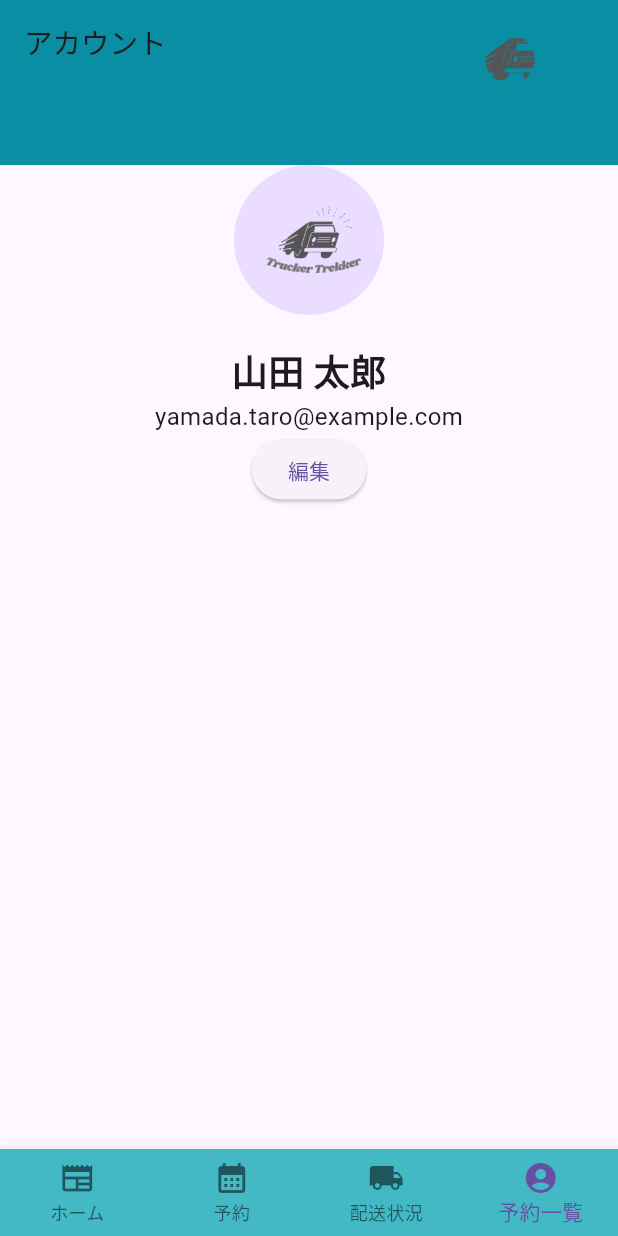
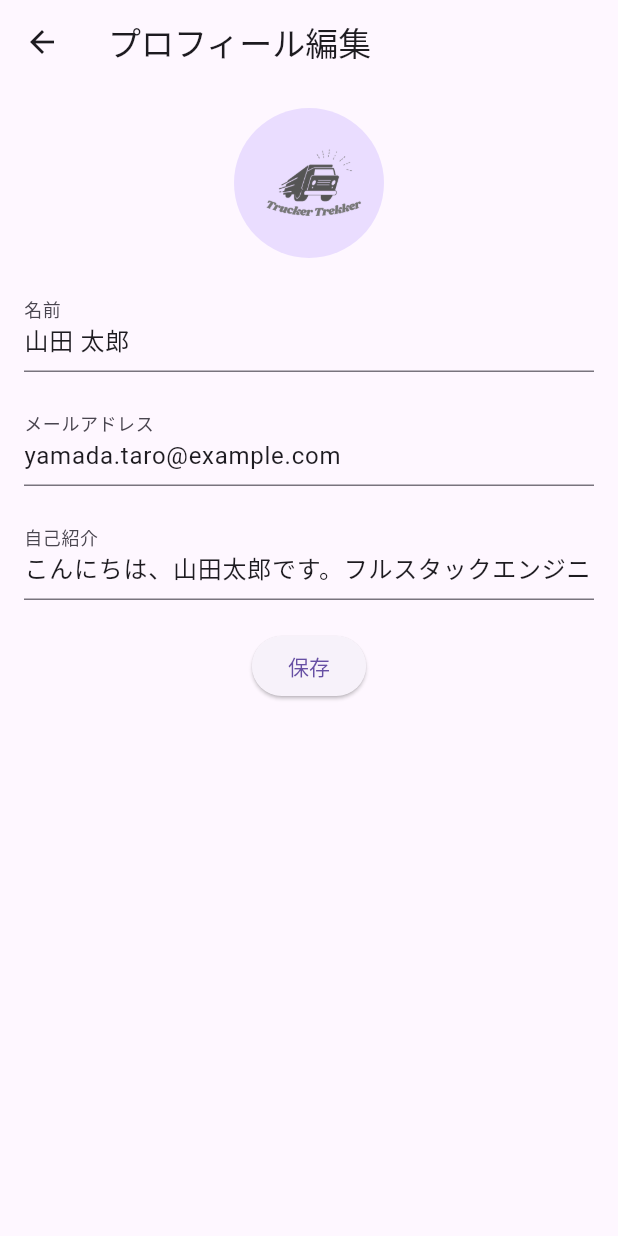
Before and after one commit to IH41jp-ac-hal/TTT, a Flutter app: the screen it shows after launch, item 4 of the bottom bar chosen, after a tap on "編集", on a phone screen of 412 x 824 dp. Run offline on Flutter 3.47's test engine with Material 3 defaults, Android fonts, the phone set to English and light mode, and no system bars; our stand-ins replace image_picker.

Commit message:
アカウント画面の作成と編集画面の作成

```diff
--- /dev/null
+++ b/lib/screens/EditAccount.dart
@@ -0,0 +1,109 @@
+import 'package:flutter/material.dart';
+import 'package:image_picker/image_picker.dart';
+import 'dart:io';
+
+import 'package:trukkertrakker/screens/account.dart';
+
+class EditAccountScreen extends StatefulWidget {
+  final AccountInfo accountInfo;
+
+  EditAccountScreen({required this.accountInfo});
+
+  @override
+  _EditAccountScreenState createState() => _EditAccountScreenState();
+}
+
+class _EditAccountScreenState extends State<EditAccountScreen> {
+  late TextEditingController _nameController;
+  late TextEditingController _emailController;
+  late TextEditingController _bioController;
+  late String _profileImageUrl;
+  final ImagePicker _picker = ImagePicker();
+  File? _imageFile;
+
+  @override
+  void initState() {
+    super.initState();
+    _nameController = TextEditingController(text: widget.accountInfo.name);
+    _emailController = TextEditingController(text: widget.accountInfo.email);
+    _bioController = TextEditingController(text: widget.accountInfo.bio);
+    _profileImageUrl = widget.accountInfo.profileImageUrl;
+  }
+
+  Future<void> _pickImage() async {
+    final pickedFile = await _picker.pickImage(source: ImageSource.gallery);
+    if (pickedFile != null) {
+      setState(() {
+        _imageFile = File(pickedFile.path);
+      });
+    }
+  }
+
+  @override
+  Widget build(BuildContext context) {
+    return Scaffold(
+      appBar: AppBar(
+        title: Text('プロフィール編集'),
+      ),
+      body: Padding(
+        padding: const EdgeInsets.all(16.0),
+        child: Column(
+          children: <Widget>[
+            GestureDetector(
+              onTap: _pickImage,
+              child: CircleAvatar(
+                radius: 50.0,
+                backgroundImage: _imageFile != null
+                    ? FileImage(_imageFile!)
+                    : AssetImage(_profileImageUrl) as ImageProvider,
+              ),
+            ),
+            SizedBox(height: 20.0),
+
+            // 名前入力フィールド
+            TextField(
+              controller: _nameController,
+              decoration: InputDecoration(
+                labelText: '名前',
+              ),
+            ),
+            SizedBox(height: 20.0),
+
+            // メールアドレス入力フィールド
+            TextField(
+              controller: _emailController,
+              decoration: InputDecoration(
+                labelText: 'メールアドレス',
+              ),
+            ),
+            SizedBox(height: 20.0),
+
+            // バイオ入力フィールド
+            TextField(
+              controller: _bioController,
+              decoration: InputDecoration(
+                labelText: '自己紹介',
+              ),
+            ),
+            SizedBox(height: 20.0),
+
+            // 保存ボタン
+            ElevatedButton(
+              onPressed: () {
+                widget.accountInfo.name = _nameController.text;
+                widget.accountInfo.email = _emailController.text;
+                widget.accountInfo.bio = _bioController.text;
+                if (_imageFile != null) {
+                  widget.accountInfo.profileImageUrl = _imageFile!.path;
+                }
+
+                Navigator.pop(context, widget.accountInfo);
+              },
+              child: Text('保存'),
+            ),
+          ],
+        ),
+      ),
+    );
+  }
+}
--- a/lib/screens/account.dart
+++ b/lib/screens/account.dart
@@ -1,14 +1,20 @@
 import 'package:flutter/material.dart';
+import 'package:trukkertrakker/screens/EditAccount.dart';
 import 'package:trukkertrakker/src/app.dart';
 
 // アカウント情報モデル
 class AccountInfo {
-  final String name;
-  final String email;
-  final String profileImageUrl;
+  String name;
+  String email;
+  String profileImageUrl;
+  String bio;
 
-  AccountInfo(
-      {required this.name, required this.email, required this.profileImageUrl});
+  AccountInfo({
+    required this.name,
+    required this.email,
+    required this.profileImageUrl,
+    required this.bio,
+  });
 }
 
 void main() => runApp(MyApp());
@@ -23,6 +29,7 @@ class AccountScreen extends StatelessWidget {
       name: '山田 太郎',
       email: 'yamada.taro@example.com',
       profileImageUrl: 'assets/logo.png',
+      bio: 'こんにちは、山田太郎です。フルスタックエンジニアとして働いています。',
     );
 
     return MaterialApp(
@@ -53,32 +60,64 @@ class AccountScreen extends StatelessWidget {
             ],
           ),
         ),
-        body: Center(
+        body: SingleChildScrollView(
+          child: Center(
             child: Column(
               children: <Widget>[
                 // プロフィール写真
-              CircleAvatar(
+                Padding(
+                  padding: const EdgeInsets.all(16.0),
+                  child: CircleAvatar(
                     radius: 50.0,
                     backgroundImage: AssetImage(accountInfo.profileImageUrl),
                   ),
-              SizedBox(height: 20.0),
+                ),
+                SizedBox(height: 10.0),
 
                 // 名前
                 Text(
                   accountInfo.name,
                   style: TextStyle(fontSize: 24.0, fontWeight: FontWeight.bold),
                 ),
+                SizedBox(height: 5.0),
 
                 // メールアドレス
                 Text(
                   accountInfo.email,
+                  style: TextStyle(fontSize: 16.0, color: Colors.grey),
+                ),
+                SizedBox(height: 20.0),
+
+                // バイオ
+                Padding(
+                  padding: const EdgeInsets.symmetric(horizontal: 16.0),
+                  child: Text(
+                    accountInfo.bio,
                     style: TextStyle(fontSize: 16.0),
+                    textAlign: TextAlign.center,
                   ),
+                ),
+                SizedBox(height: 20.0),
 
                 // 編集ボタン
                 ElevatedButton(
-                onPressed: () {
-                  // 編集画面に遷移 or ダイアログを表示
+                  onPressed: () async {
+                    final updatedAccountInfo = await Navigator.push(
+                      context,
+                      MaterialPageRoute(
+                        builder: (context) =>
+                            EditAccountScreen(accountInfo: accountInfo),
+                      ),
+                    );
+
+                    if (updatedAccountInfo != null) {
+                      // アカウント情報を更新する
+                      accountInfo.name = updatedAccountInfo.name;
+                      accountInfo.email = updatedAccountInfo.email;
+                      accountInfo.profileImageUrl =
+                          updatedAccountInfo.profileImageUrl;
+                      accountInfo.bio = updatedAccountInfo.bio;
+                    }
                   },
                   child: Text('編集'),
                 ),
@@ -86,6 +125,7 @@ class AccountScreen extends StatelessWidget {
             ),
           ),
         ),
+      ),
     );
   }
 }
--- a/pubspec.yaml
+++ b/pubspec.yaml
@@ -16,6 +16,7 @@ dependencies:
 dev_dependencies:
   flutter_test:
     sdk: flutter
+  image_picker: ^0.8.4+3
 
   flutter_lints: ^2.0.0
 
```
Also changed, not shown: pubspec.lock, 5 other files. Lines whose indentation alone changed are shown as unchanged.
